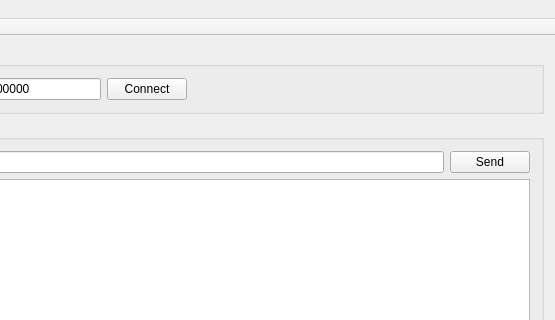
Qt form mainwindow.ui (AlexVZ/simple_web_socket_client) before a commit; both pictures show x 275 to 830 and y 0 to 320 of the 830 by 624 pixel window.
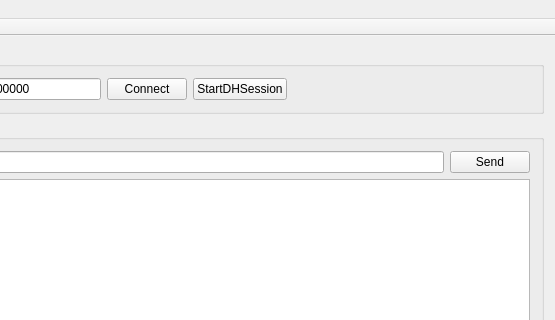
The same form after that commit.

```diff
--- a/mainwindow.ui
+++ b/mainwindow.ui
@@ -80,6 +80,13 @@
          </property>
         </widget>
        </item>
+       <item>
+        <widget class="QPushButton" name="dhStartButton">
+         <property name="text">
+          <string>StartDHSession</string>
+         </property>
+        </widget>
+       </item>
        <item>
         <spacer name="horizontalSpacer">
          <property name="orientation">
```
